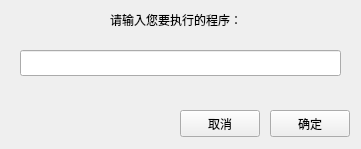
This is src/lrun/widget.ui in xuzhuoyi/LDE-Embedded as Qt 5 draws it before an edit. The edited form follows.
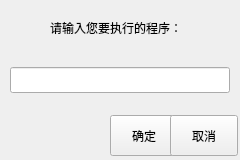
This is the edited form.

Commit message: Adapt lrun to Fit ED

```diff
--- a/src/lrun/widget.ui
+++ b/src/lrun/widget.ui
@@ -6,8 +6,8 @@
    <rect>
     <x>0</x>
     <y>0</y>
-    <width>361</width>
-    <height>149</height>
+    <width>240</width>
+    <height>160</height>
    </rect>
   </property>
   <property name="windowTitle">
@@ -16,10 +16,10 @@
   <widget class="QLabel" name="label">
    <property name="geometry">
     <rect>
-     <x>110</x>
-     <y>10</y>
-     <width>131</width>
-     <height>20</height>
+     <x>50</x>
+     <y>20</y>
+     <width>143</width>
+     <height>16</height>
     </rect>
    </property>
    <property name="text">
@@ -29,9 +29,9 @@
   <widget class="QLineEdit" name="lineEdit">
    <property name="geometry">
     <rect>
-     <x>20</x>
-     <y>50</y>
-     <width>321</width>
+     <x>10</x>
+     <y>67</y>
+     <width>220</width>
      <height>26</height>
     </rect>
    </property>
@@ -39,10 +39,10 @@
   <widget class="QPushButton" name="pushButton">
    <property name="geometry">
     <rect>
-     <x>270</x>
-     <y>110</y>
-     <width>80</width>
-     <height>27</height>
+     <x>110</x>
+     <y>115</y>
+     <width>68</width>
+     <height>41</height>
     </rect>
    </property>
    <property name="text">
@@ -52,10 +52,10 @@
   <widget class="QPushButton" name="pushButton_2">
    <property name="geometry">
     <rect>
-     <x>180</x>
-     <y>110</y>
-     <width>80</width>
-     <height>27</height>
+     <x>170</x>
+     <y>115</y>
+     <width>68</width>
+     <height>41</height>
     </rect>
    </property>
    <property name="text">
```
